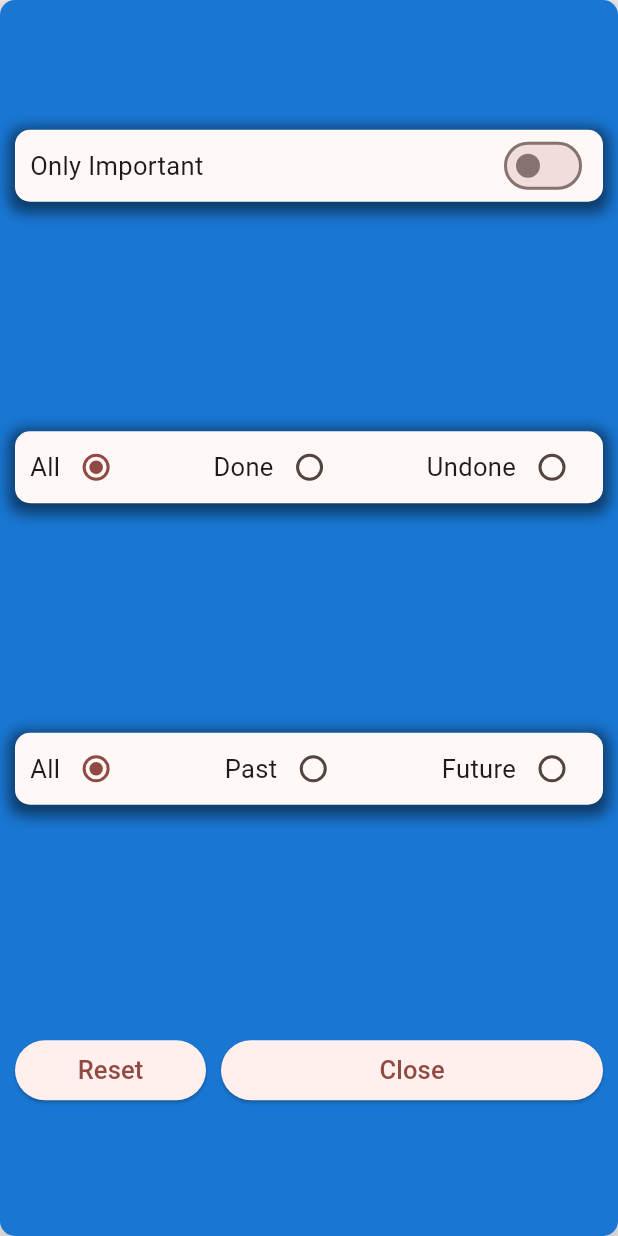
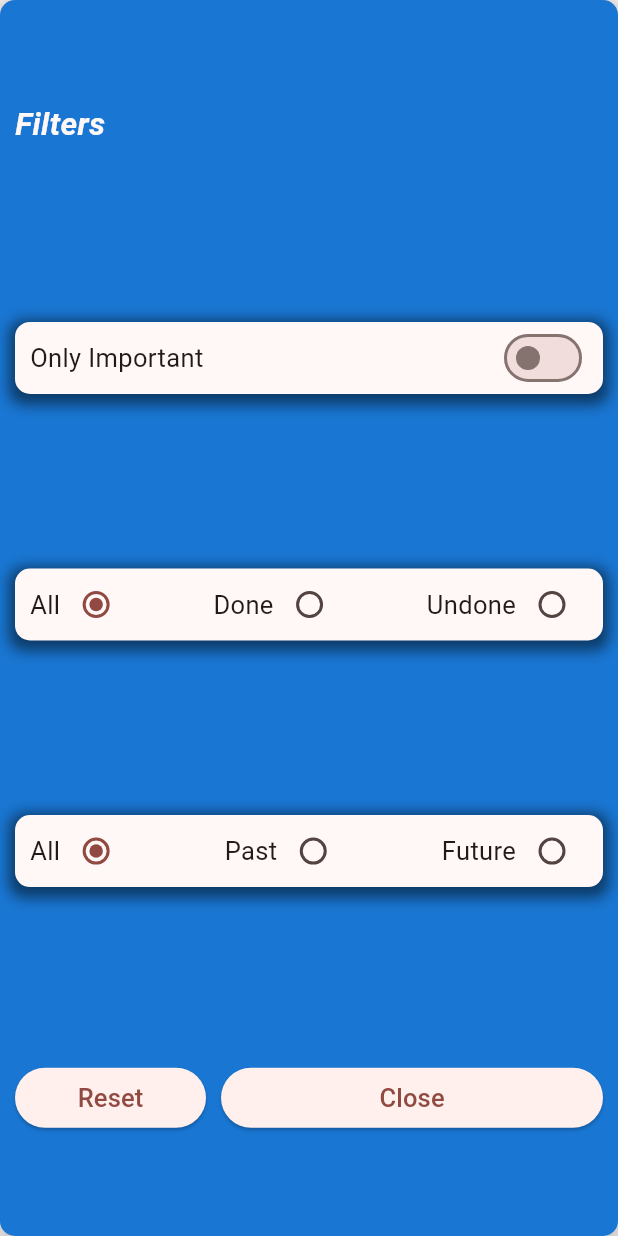
Before and after one commit to aliosmansahin/flutter-todolist, a Flutter app: the FilterOpened widget shown alone on an empty page, opened directly, on a phone screen of 412 x 824 dp. Run offline on Flutter 3.47's test engine with Material 3 defaults, Android fonts, the phone set to English and light mode, and no system bars; our stand-ins replace drift, flutter_local_notifications, flutter_timezone, timezone; missing offline and left inert: android_intent_plus, dart:ffi; accounts and stored records are empty; generated files the repository leaves out were written again.

Commit message:
added title to opened filter ui
Signed-off-by: aliosmansahin <aliosmsahin01@gmail.com>

```diff
--- a/lib/filter/filteropened.dart
+++ b/lib/filter/filteropened.dart
@@ -37,6 +37,21 @@ class _FilterOpenedState extends State<FilterOpened> {
           child: Column(
             mainAxisAlignment: MainAxisAlignment.spaceAround,
             children: [
+              //Title
+              Row(
+                children: [
+                  Text(
+                    "Filters",
+                    style: TextStyle(
+                      color: Theme.of(context).canvasColor,
+                      fontSize: 21,
+                      fontStyle: FontStyle.italic,
+                      fontWeight: FontWeight.bold,
+                    ),
+                  ),
+                ],
+              ),
+
               //Only Important
               FilterImportant(),
 
```
